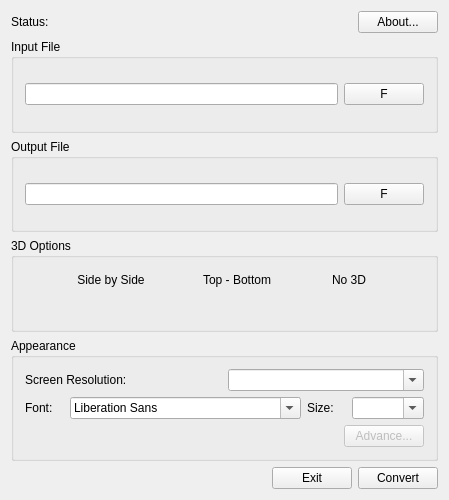
The window that src/sub3dtoolgui.ui (tuxamito/sub3dtool-gui) describes before a commit, drawn with Qt 5.
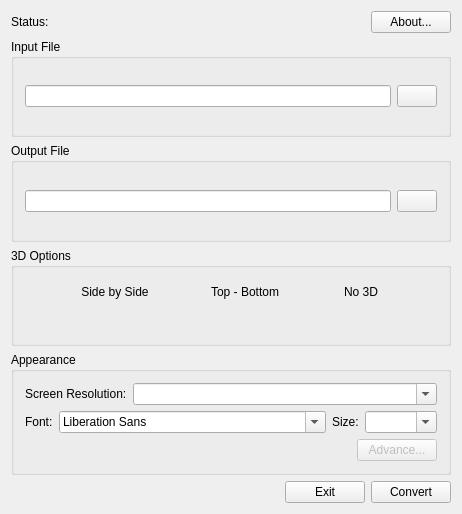
The same window after the commit. Icons and pictures are not drawn.

```diff
--- a/src/sub3dtoolgui.ui
+++ b/src/sub3dtoolgui.ui
@@ -6,10 +6,16 @@
    <rect>
     <x>0</x>
     <y>0</y>
-    <width>449</width>
-    <height>500</height>
+    <width>462</width>
+    <height>514</height>
    </rect>
   </property>
+  <property name="sizePolicy">
+   <sizepolicy hsizetype="Fixed" vsizetype="Fixed">
+    <horstretch>0</horstretch>
+    <verstretch>0</verstretch>
+   </sizepolicy>
+  </property>
   <property name="windowTitle">
    <string>sub3dtoolgui</string>
   </property>
@@ -70,7 +76,17 @@
       <item>
        <widget class="QPushButton" name="buttonOpenFileIn">
         <property name="text">
-         <string>F</string>
+         <string/>
+        </property>
+        <property name="icon">
+         <iconset resource="sub3dtool-gui-images.qrc">
+          <normaloff>:/icons/images/folder-documents-icon.png</normaloff>:/icons/images/folder-documents-icon.png</iconset>
+        </property>
+        <property name="iconSize">
+         <size>
+          <width>24</width>
+          <height>24</height>
+         </size>
         </property>
        </widget>
       </item>
@@ -89,7 +105,17 @@
       <item>
        <widget class="QPushButton" name="buttonOpenFileOut">
         <property name="text">
-         <string>F</string>
+         <string/>
+        </property>
+        <property name="icon">
+         <iconset resource="sub3dtool-gui-images.qrc">
+          <normaloff>:/icons/images/folder-documents-icon.png</normaloff>:/icons/images/folder-documents-icon.png</iconset>
+        </property>
+        <property name="iconSize">
+         <size>
+          <width>24</width>
+          <height>24</height>
+         </size>
         </property>
        </widget>
       </item>
@@ -235,6 +261,12 @@
        <layout class="QHBoxLayout" name="horizontalLayout_6">
         <item>
          <widget class="QLabel" name="label">
+          <property name="sizePolicy">
+           <sizepolicy hsizetype="Maximum" vsizetype="Preferred">
+            <horstretch>0</horstretch>
+            <verstretch>0</verstretch>
+           </sizepolicy>
+          </property>
           <property name="text">
            <string>Screen Resolution:</string>
           </property>
@@ -266,6 +298,15 @@
         </item>
         <item>
          <widget class="QFontComboBox" name="fontComboBox">
+          <property name="sizePolicy">
+           <sizepolicy hsizetype="Expanding" vsizetype="Minimum">
+            <horstretch>0</horstretch>
+            <verstretch>0</verstretch>
+           </sizepolicy>
+          </property>
+          <property name="editable">
+           <bool>true</bool>
+          </property>
           <property name="fontFilters">
            <set>QFontComboBox::AllFonts</set>
           </property>
```
Left out of the diff: 6 changed lines with no effect on the pictures.
